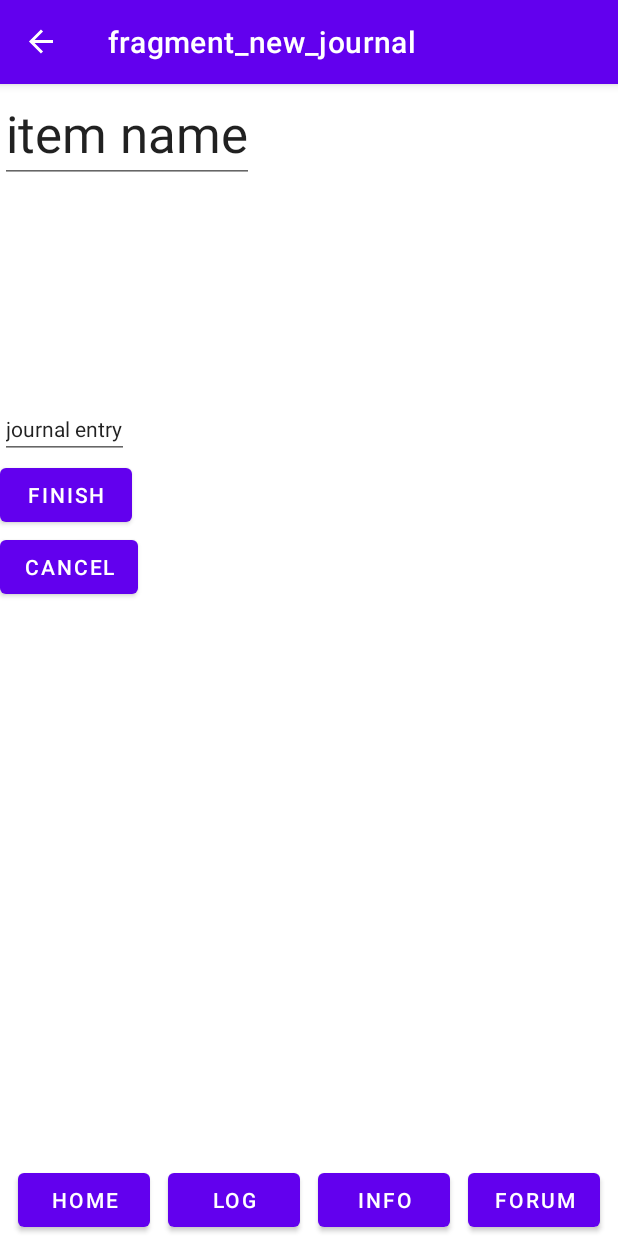
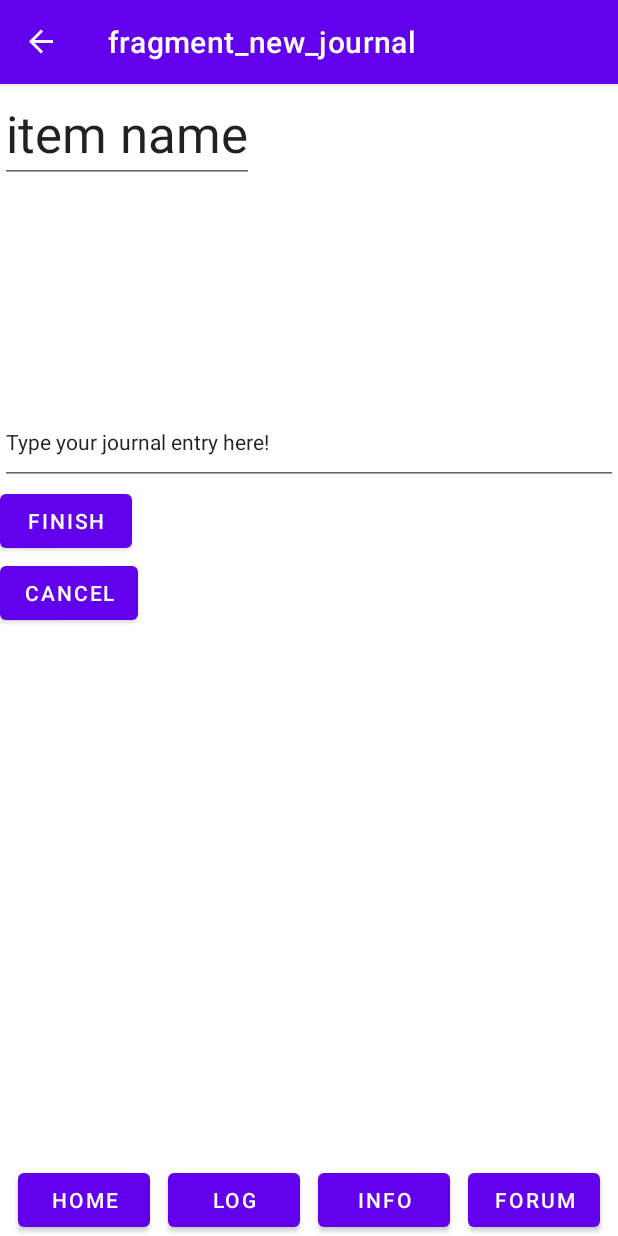
Before and after one commit to CorwinDaley/Bioplastics-Bad, an Android app: the newOrEditJounral screen opened through its navigation route, on a phone screen of 412 x 824 dp. Run offline under Robolectric (Android 15) with nearby library versions, the phone set to English and light mode, and no system bars; our stand-ins replace navigation-ui.

Commit message:
changes made to the adapter to link the journal_entries.xml instead of the fragment_journals.xml which is the one with the edit text so that users can edit their journals

```diff
--- a/app/src/main/java/com/example/bioplasticbad/LoggingFragment.kt
+++ b/app/src/main/java/com/example/bioplasticbad/LoggingFragment.kt
@@ -9,6 +9,8 @@ import android.widget.Button
 import android.widget.ProgressBar
 import android.widget.Toast
 import androidx.navigation.findNavController
+import androidx.recyclerview.widget.LinearLayoutManager
+import com.example.bioplasticbad.helpers.LogsAdapter
 
 
 class LoggingLayout : Fragment() {
@@ -40,9 +42,11 @@ class LoggingLayout : Fragment() {
 
         val updateDayCountButton = rootView.findViewById<Button>(R.id.button_logging_newEntry)
         updateDayCountButton.setOnClickListener {
+            //Toast.makeText(this, "You turned you compost!", Toast.LENGTH_SHORT).show()
         }
 
-
+        val turnCompostCount = rootView.findViewById<ProgressBar>(R.id.progressBar_logging_daysSince)
+        //turnCompostCount.
 
         return rootView
     }
--- a/app/src/main/java/com/example/bioplasticbad/logs.kt
+++ b/app/src/main/java/com/example/bioplasticbad/logs.kt
@@ -5,5 +5,6 @@ data class logs(
     val plasticImage: String,
     val lastComposted: String,
     var journal: journal
+    // need journal to be an array
 
 )
--- a/app/src/main/java/com/example/bioplasticbad/JournalFragment.kt
+++ b/app/src/main/java/com/example/bioplasticbad/newOrEditJounral.kt
@@ -9,7 +9,7 @@ import android.view.ViewGroup
 // TODO: Rename parameter arguments, choose names that match
 // the fragment initialization parameters, e.g. ARG_ITEM_NUMBER
 
-class JournalFragment : Fragment() {
+class newOrEditJounral : Fragment() {
 
 
     override fun onCreate(savedInstanceState: Bundle?) {
@@ -22,6 +22,7 @@ class JournalFragment : Fragment() {
     ): View? {
         // Inflate the layout for this fragment
         return inflater.inflate(R.layout.fragment_journals, container, false)
+
     }
 
 }
--- a/app/src/main/res/layout/fragment_journals.xml
+++ b/app/src/main/res/layout/fragment_journals.xml
@@ -2,8 +2,8 @@
 <FrameLayout xmlns:android="http://schemas.android.com/apk/res/android"
     xmlns:tools="http://schemas.android.com/tools"
     android:layout_width="match_parent"
-    android:layout_height="match_parent"
-    tools:context=".JournalFragment">
+    android:layout_height="wrap_content"
+    tools:context=".newOrEditJounral">
 
     <!-- TODO: Update blank fragment layout -->
 
@@ -27,8 +27,8 @@
 
         <EditText
             android:id="@+id/textView_logging_journalEntry"
-            android:layout_width="wrap_content"
-            android:layout_height="wrap_content"
+            android:layout_width="match_parent"
+            android:layout_height="57dp"
             android:text="@string/journal_entry"
             android:textAppearance="@style/TextAppearance.AppCompat.Body1" />
 
--- a/app/src/main/res/navigation/navigation.xml
+++ b/app/src/main/res/navigation/navigation.xml
@@ -66,7 +66,7 @@
     </fragment>
     <fragment
         android:id="@+id/NewJournal"
-        android:name="com.example.bioplasticbad.JournalFragment"
+        android:name="com.example.bioplasticbad.newOrEditJounral"
         android:label="fragment_new_journal"
         tools:layout="@layout/fragment_journals">
         <action
--- a/app/src/main/res/values/strings.xml
+++ b/app/src/main/res/values/strings.xml
@@ -32,9 +32,9 @@
     <string name="begginner">Beginner</string>
     <string name="hasn_t_recycled_before">- Hasn\'t recycled before</string>
     <string name="item_name">item name</string>
-    <string name="journal_entry">journal entry</string>
+    <string name="journal_entry">Type your journal entry here!</string>
     <string name="edit_journal">edit journal</string>
-    <string name="turn_compost_count_title">turn compost count title</string>
+    <string name="turn_compost_count_title">Days since you turned your compost!</string>
     <string name="add_new_composted_item">add new composted item</string>
     <string name="update_day_count">update day count</string>
     <string name="name">name</string>
```
Also changed, not shown: app/src/main/java/com/example/bioplasticbad/LogsAdapter.kt (+5 -4 lines), app/src/main/res/layout/journal_entries.xml (+18 -7 lines).
